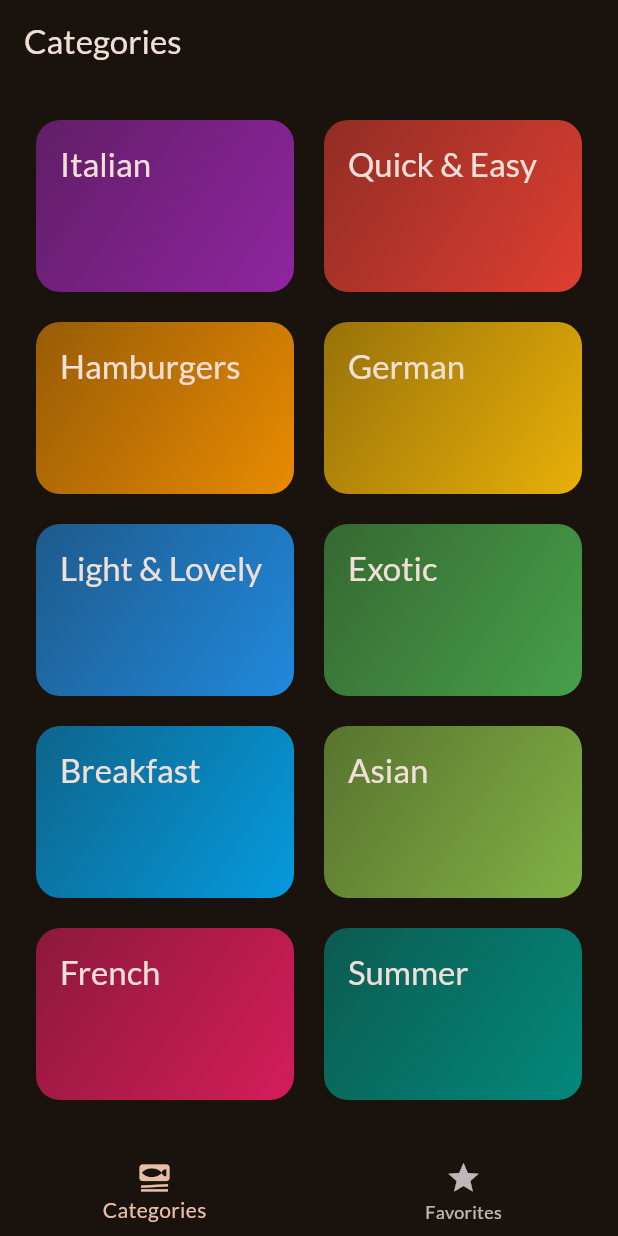
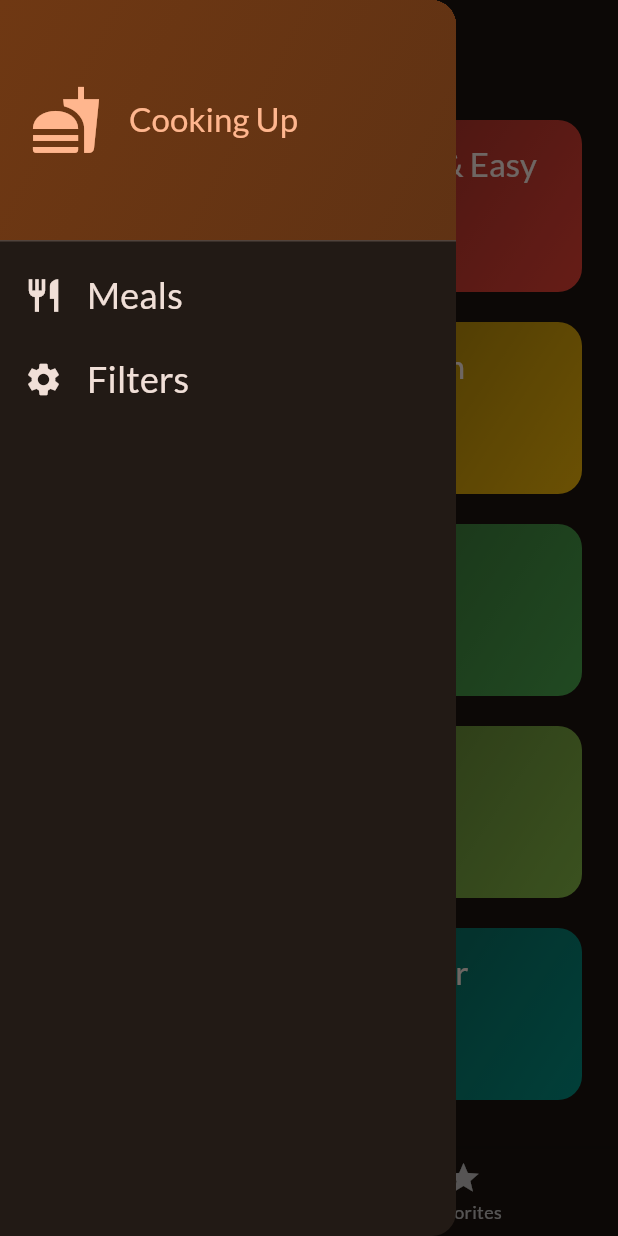
Before and after one commit to EvanSimon/meals, a Flutter app: the screen it shows after launch, with the side drawer open (before the commit the screen has no drawer), on a phone screen of 412 x 824 dp. Run offline on Flutter 3.47's test engine with Material 2 defaults, Android fonts, the phone set to English and light mode, and no system bars; our stand-ins replace google_fonts, transparent_image.

Commit message:
Adding side drawer

```diff
--- a/lib/screens/tabs.dart
+++ b/lib/screens/tabs.dart
@@ -2,6 +2,7 @@ import 'package:flutter/material.dart';
 import 'package:meals/models/meal.dart';
 import 'package:meals/screens/categories.dart';
 import 'package:meals/screens/meals.dart';
+import 'package:meals/widgets/main_drawer.dart';
 
 class TabsScreen extends StatefulWidget {
   const TabsScreen({super.key});
@@ -66,6 +67,7 @@ class _TabsScreenState extends State<TabsScreen> {
       appBar: AppBar(
         title: Text(activePageTitle),
       ),
+      drawer: const MainDrawer(),
       body: activePage,
       bottomNavigationBar: BottomNavigationBar(
         onTap: _selectPage,
--- /dev/null
+++ b/lib/widgets/main_drawer.dart
@@ -0,0 +1,79 @@
+import 'package:flutter/material.dart';
+
+class MainDrawer extends StatelessWidget {
+  const MainDrawer({super.key});
+
+  @override
+  Widget build(BuildContext context) {
+    return Drawer(
+      child: Column(
+        children: [
+          DrawerHeader(
+            padding: EdgeInsets.all(20),
+            decoration: BoxDecoration(
+              gradient: LinearGradient(
+                colors: [
+                  Theme.of(context).colorScheme.primaryContainer,
+                  Theme.of(context)
+                      .colorScheme
+                      .primaryContainer
+                      .withOpacity(0.8),
+                ],
+                begin: Alignment.topLeft,
+                end: Alignment.bottomRight,
+              ),
+            ),
+            child: Row(
+              children: [
+                Icon(
+                  Icons.fastfood,
+                  size: 48,
+                  color: Theme.of(context).colorScheme.primary,
+                ),
+                const SizedBox(
+                  width: 18,
+                ),
+                Text(
+                  'Cooking Up',
+                  style: Theme.of(context).textTheme.titleLarge!.copyWith(
+                        color: Theme.of(context).colorScheme.primary,
+                      ),
+                )
+              ],
+            ),
+          ),
+          ListTile(
+            leading: Icon(
+              Icons.restaurant,
+              size: 26,
+              color: Theme.of(context).colorScheme.onBackground,
+            ),
+            title: Text(
+              'Meals',
+              style: Theme.of(context).textTheme.titleSmall!.copyWith(
+                    color: Theme.of(context).colorScheme.onBackground,
+                    fontSize: 24,
+                  ),
+            ),
+            onTap: () {},
+          ),
+          ListTile(
+            leading: Icon(
+              Icons.settings,
+              size: 26,
+              color: Theme.of(context).colorScheme.onBackground,
+            ),
+            title: Text(
+              'Filters',
+              style: Theme.of(context).textTheme.titleSmall!.copyWith(
+                    color: Theme.of(context).colorScheme.onBackground,
+                    fontSize: 24,
+                  ),
+            ),
+            onTap: () {},
+          ),
+        ],
+      ),
+    );
+  }
+}
```
